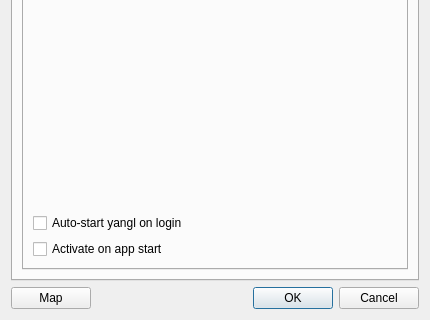
This is src/settings/settingsdialog.ui in sendevent/yangl as Qt 5 draws it before an edit; both pictures show x 0 to 430 and y 330 to 650 of the 430 by 650 pixel window. The edited form follows.
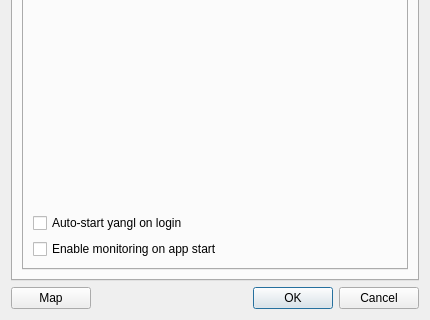
This is the edited form. Custom widgets are drawn as their Qt base class.

Commit message: Rename 'Active' tray toggle to 'Monitor'

The edit to the form file:
```diff
--- a/src/settings/settingsdialog.ui
+++ b/src/settings/settingsdialog.ui
@@ -79,7 +79,7 @@
              <item>
               <widget class="QCheckBox" name="checkBoxAutoActive">
                <property name="text">
-                <string>Activate on app start</string>
+                <string>Enable monitoring on app start</string>
                </property>
               </widget>
              </item>
```
The commit also changes 1 other file.
